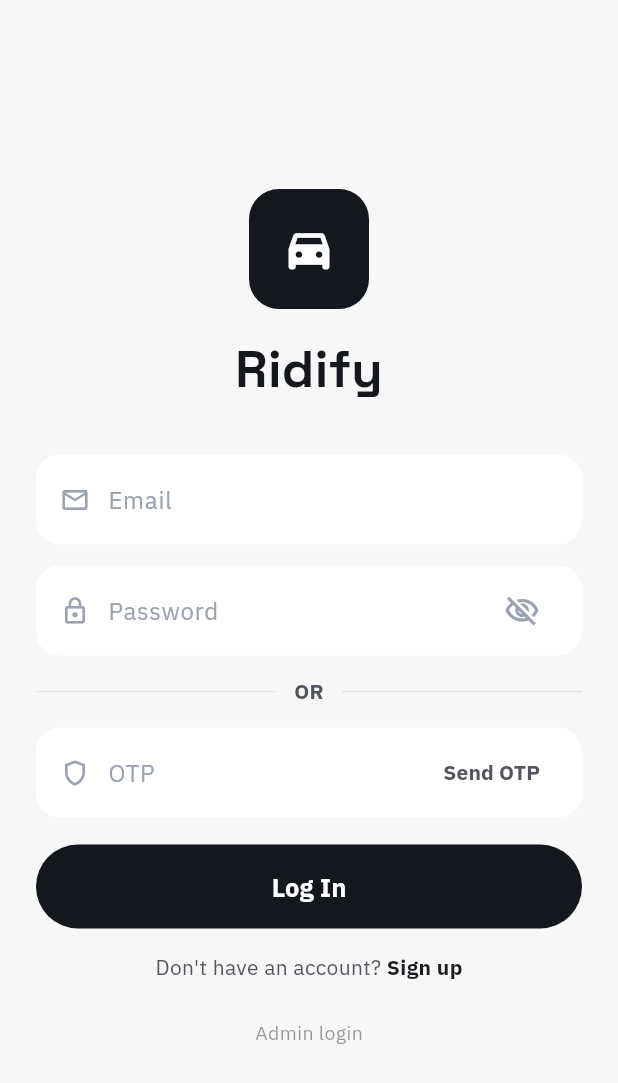
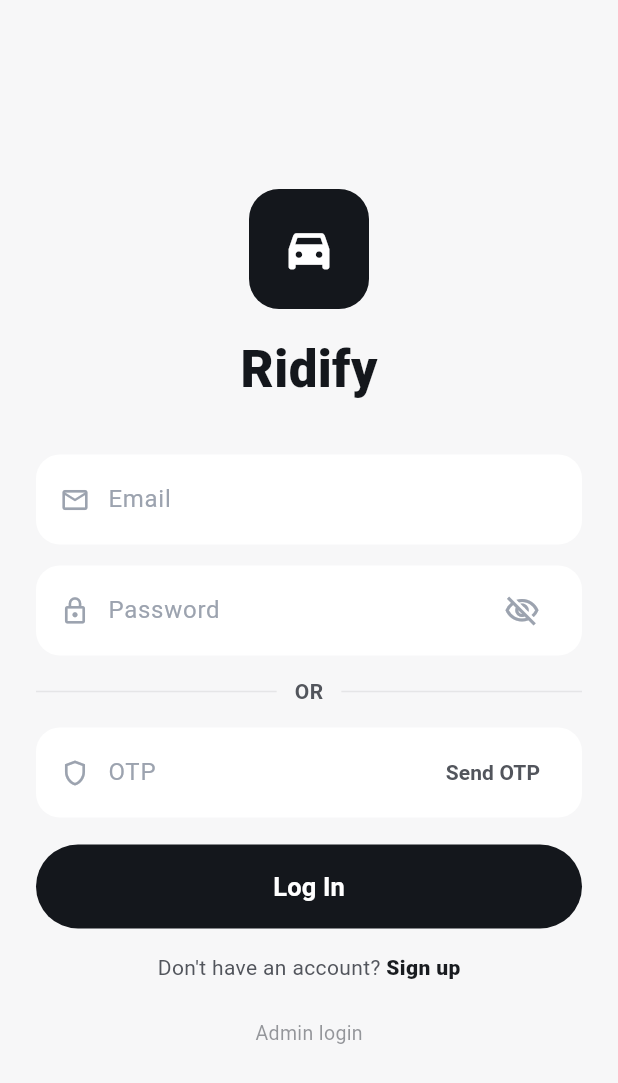
Before and after one commit to Hackotber-26/T06-HopSync, a Flutter app: the screen it shows after launch, on a phone screen of 412 x 824 dp. Shown: the top 1083 px of the screen. Run offline on Flutter 3.47's test engine with Material 3 defaults, Android fonts, the phone set to English and light mode, and no system bars; our stand-ins replace flutter_map, image_picker, latlong2; accounts and stored records are empty.

Commit message:
Change app typography to standard default system fonts

```diff
--- a/mobile/lib/theme.dart
+++ b/mobile/lib/theme.dart
@@ -1,5 +1,4 @@
 import 'package:flutter/material.dart';
-import 'package:google_fonts/google_fonts.dart';
 
 /// Ridify design tokens — kept in one place so Flutter matches the web
 /// build exactly: near-white background/cards, ink-navy chrome, a single
@@ -25,21 +24,19 @@ class RColors {
 
 class RText {
   static TextStyle display({double size = 20, FontWeight weight = FontWeight.w700, Color color = RColors.ink}) =>
-      GoogleFonts.spaceGrotesk(fontSize: size, fontWeight: weight, color: color);
+      TextStyle(fontSize: size, fontWeight: weight, color: color);
 
   static TextStyle sans({double size = 15, FontWeight weight = FontWeight.w400, Color color = RColors.ink}) =>
-      GoogleFonts.ibmPlexSans(fontSize: size, fontWeight: weight, color: color);
+      TextStyle(fontSize: size, fontWeight: weight, color: color);
 
   static TextStyle mono({double size = 15, FontWeight weight = FontWeight.w500, Color color = RColors.ink}) =>
-      GoogleFonts.ibmPlexMono(fontSize: size, fontWeight: weight, color: color);
+      TextStyle(fontSize: size, fontWeight: weight, color: color, fontFamily: 'monospace');
 }
 
 ThemeData ridifyTheme() {
   return ThemeData(
     useMaterial3: true,
     scaffoldBackgroundColor: RColors.paper,
-    fontFamily: GoogleFonts.ibmPlexSans().fontFamily,
     colorScheme: ColorScheme.fromSeed(seedColor: RColors.ink, surface: RColors.paper),
-    textTheme: GoogleFonts.ibmPlexSansTextTheme(),
   );
 }
```
